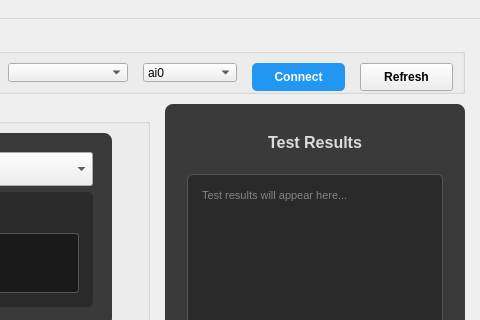
First picture: the form in ui/main_ui.ui, repository DragonHyun1/DOU, before the edit; both pictures show x 679 to 1159 and y 0 to 320 of the 1159 by 790 pixel window.
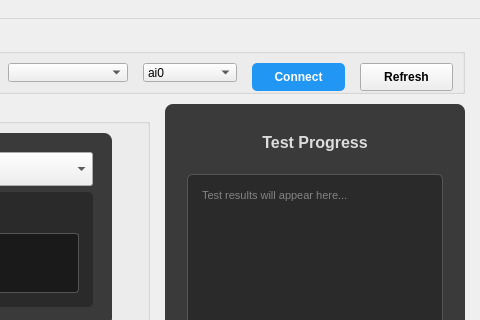
Second picture: the form after the edit.

```diff
--- a/ui/main_ui.ui
+++ b/ui/main_ui.ui
@@ -1133,7 +1133,7 @@
               <string>font-weight: bold; font-size: 12pt; color: #dcdcdc;</string>
              </property>
              <property name="text">
-              <string>Test Results</string>
+              <string>Test Progress</string>
              </property>
              <property name="alignment">
               <set>Qt::AlignCenter</set>
```
